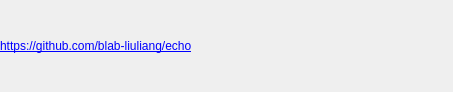
Old version of the form editor/echo/Base/UI/About/About.ui in the repository timi-liuliang/echo.
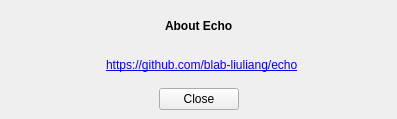
New version of the form. Icons and pictures are not drawn. Custom widgets are drawn as their Qt base class.

Commit message: Api Document About Action #233

```diff
--- a/editor/echo/Base/UI/About/About.ui
+++ b/editor/echo/Base/UI/About/About.ui
@@ -6,8 +6,8 @@
    <rect>
     <x>0</x>
     <y>0</y>
-    <width>453</width>
-    <height>92</height>
+    <width>397</width>
+    <height>119</height>
    </rect>
   </property>
   <property name="windowTitle">
@@ -15,21 +15,71 @@
   </property>
   <widget class="QWidget" name="centralwidget">
    <layout class="QVBoxLayout" name="verticalLayout">
-    <property name="spacing">
-     <number>0</number>
-    </property>
-    <property name="leftMargin">
-     <number>0</number>
-    </property>
-    <property name="topMargin">
-     <number>0</number>
-    </property>
-    <property name="rightMargin">
-     <number>0</number>
-    </property>
-    <property name="bottomMargin">
-     <number>0</number>
-    </property>
+    <item>
+     <layout class="QHBoxLayout" name="horizontalLayout_3">
+      <item>
+       <spacer name="horizontalSpacer_4">
+        <property name="orientation">
+         <enum>Qt::Horizontal</enum>
+        </property>
+        <property name="sizeHint" stdset="0">
+         <size>
+          <width>40</width>
+          <height>20</height>
+         </size>
+        </property>
+       </spacer>
+      </item>
+      <item>
+       <widget class="QLabel" name="label_2">
+        <property name="font">
+         <font>
+          <weight>75</weight>
+          <bold>true</bold>
+         </font>
+        </property>
+        <property name="text">
+         <string>About Echo</string>
+        </property>
+       </widget>
+      </item>
+      <item>
+       <spacer name="horizontalSpacer_5">
+        <property name="orientation">
+         <enum>Qt::Horizontal</enum>
+        </property>
+        <property name="sizeHint" stdset="0">
+         <size>
+          <width>40</width>
+          <height>20</height>
+         </size>
+        </property>
+       </spacer>
+      </item>
+     </layout>
+    </item>
+    <item>
+     <layout class="QHBoxLayout" name="horizontalLayout_2">
+      <item>
+       <spacer name="horizontalSpacer_6">
+        <property name="orientation">
+         <enum>Qt::Horizontal</enum>
+        </property>
+        <property name="sizeHint" stdset="0">
+         <size>
+          <width>40</width>
+          <height>20</height>
+         </size>
+        </property>
+       </spacer>
+      </item>
+      <item>
+       <widget class="QLabel" name="label_3">
+        <property name="text">
+         <string>&lt;html&gt;&lt;head/&gt;&lt;body&gt;&lt;p&gt;&lt;img width=&quot;48&quot; height=&quot;48&quot; src=&quot;:/icon/Icon/icon.png&quot;/&gt;&lt;/p&gt;&lt;/body&gt;&lt;/html&gt;</string>
+        </property>
+       </widget>
+      </item>
     <item>
      <widget class="QLabel" name="label">
       <property name="text">
@@ -46,26 +96,61 @@
       </property>
      </widget>
     </item>
-   </layout>
-  </widget>
-  <widget class="QT_UI::QMenuBarEx" name="menubar">
-   <property name="geometry">
-    <rect>
-     <x>0</x>
-     <y>0</y>
-     <width>453</width>
-     <height>23</height>
-    </rect>
-   </property>
+      <item>
+       <spacer name="horizontalSpacer_3">
+        <property name="orientation">
+         <enum>Qt::Horizontal</enum>
+        </property>
+        <property name="sizeHint" stdset="0">
+         <size>
+          <width>40</width>
+          <height>20</height>
+         </size>
+        </property>
+       </spacer>
+      </item>
+     </layout>
+    </item>
+    <item>
+     <layout class="QHBoxLayout" name="horizontalLayout">
+      <item>
+       <spacer name="horizontalSpacer">
+        <property name="orientation">
+         <enum>Qt::Horizontal</enum>
+        </property>
+        <property name="sizeHint" stdset="0">
+         <size>
+          <width>40</width>
+          <height>20</height>
+         </size>
+        </property>
+       </spacer>
+      </item>
+      <item>
+       <widget class="QPushButton" name="pushButton">
+        <property name="text">
+         <string>Close</string>
+        </property>
+       </widget>
+      </item>
+      <item>
+       <spacer name="horizontalSpacer_2">
+        <property name="orientation">
+         <enum>Qt::Horizontal</enum>
+        </property>
+        <property name="sizeHint" stdset="0">
+         <size>
+          <width>40</width>
+          <height>20</height>
+         </size>
+        </property>
+       </spacer>
+      </item>
+     </layout>
+    </item>
+   </layout>
   </widget>
  </widget>
- <customwidgets>
-  <customwidget>
-   <class>QT_UI::QMenuBarEx</class>
-   <extends>QMenuBar</extends>
-   <header>qmenubarex.h</header>
-  </customwidget>
- </customwidgets>
  <resources>
   <include location="../../../Resource/App.qrc"/>
  </resources>
```
Left out of the diff: 19 changed lines with no effect on the pictures. Lines whose indentation alone changed are shown as unchanged. The commit also changes 1 other file.
